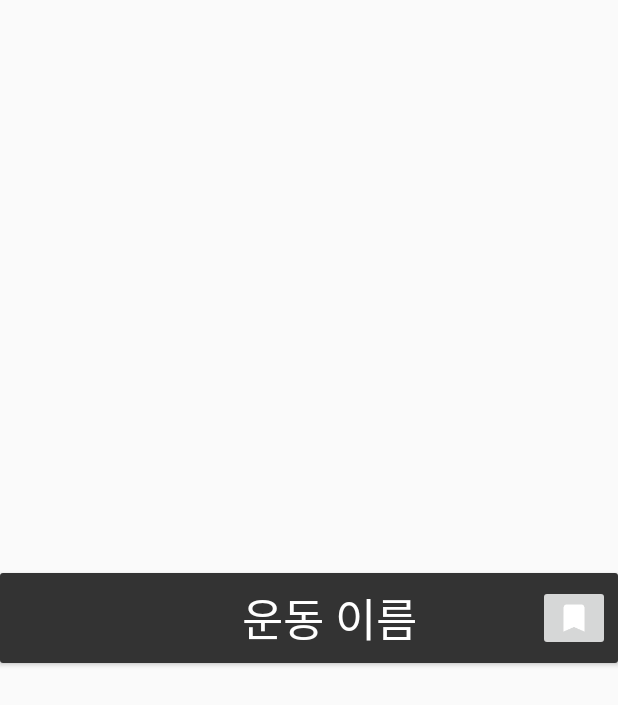
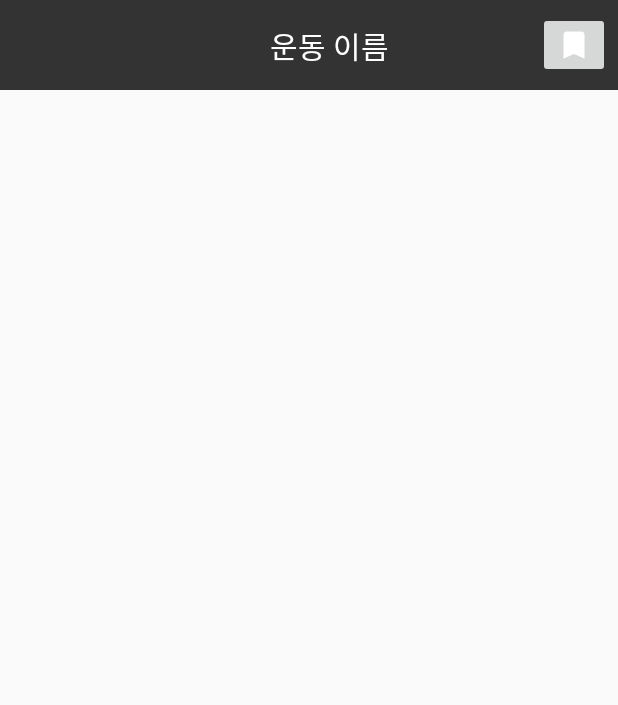
Before and after one commit to yunsuk990/FitPho, an Android app: the layout exlist_item.xml on its own in the app's theme, with its tools: preview values and no code run, on a phone screen of 412 x 824 dp. Shown: the top 705 px of the screen. Run offline under Robolectric (Android 15) with nearby library versions, the phone set to English and light mode, and no system bars.

Commit message:
Update exlist_item.xml

```diff
--- a/FitPho/app/src/main/res/layout/exlist_item.xml
+++ b/FitPho/app/src/main/res/layout/exlist_item.xml
@@ -1,31 +1,24 @@
 <?xml version="1.0" encoding="utf-8"?>
 <androidx.constraintlayout.widget.ConstraintLayout xmlns:android="http://schemas.android.com/apk/res/android"
     android:layout_width="match_parent"
-    android:layout_height="match_parent"
+    android:layout_height="wrap_content"
     xmlns:app="http://schemas.android.com/apk/res-auto">
 
-    <androidx.cardview.widget.CardView
-        android:id="@+id/cardView"
-        android:background="#333333"
-        android:layout_width="match_parent"
-        android:layout_height="wrap_content"
-        app:layout_constraintStart_toStartOf="parent"
-        app:layout_constraintEnd_toEndOf="parent"
-        app:layout_constraintTop_toTopOf="parent"
-        app:layout_constraintBottom_toBottomOf="parent">
     <androidx.constraintlayout.widget.ConstraintLayout
         android:layout_width="match_parent"
         android:layout_height="wrap_content"
-            android:background="#333333">
+        android:background="#333333"
+        app:layout_constraintEnd_toEndOf="parent"
+        app:layout_constraintStart_toStartOf="parent"
+        app:layout_constraintTop_toTopOf="parent">
 
         <ImageView
             android:id="@+id/imageView"
             android:layout_width="60dp"
             android:layout_height="60dp"
+            app:layout_constraintBottom_toBottomOf="parent"
             app:layout_constraintStart_toStartOf="parent"
-                app:layout_constraintTop_toTopOf="parent"
-                app:layout_constraintBottom_toBottomOf="parent"
-                />
+            app:layout_constraintTop_toTopOf="parent" />
 
         <TextView
             android:id="@+id/textView"
@@ -35,7 +28,7 @@
             android:fontFamily="@font/myungbold"
             android:text="운동 이름"
             android:textColor="@color/white"
-                android:textSize="30sp"
+            android:textSize="20sp"
             app:layout_constraintBottom_toBottomOf="parent"
             app:layout_constraintEnd_toStartOf="@+id/imageButton"
             app:layout_constraintStart_toEndOf="@+id/imageView"
@@ -45,12 +38,10 @@
             android:id="@+id/imageButton"
             android:layout_width="wrap_content"
             android:layout_height="wrap_content"
+            android:layout_marginRight="5dp"
             android:src="@drawable/bookmark_white"
-                android:layout_marginRight="5dp"
             app:layout_constraintBottom_toBottomOf="parent"
             app:layout_constraintEnd_toEndOf="parent"
             app:layout_constraintTop_toTopOf="parent" />
     </androidx.constraintlayout.widget.ConstraintLayout>
-
-    </androidx.cardview.widget.CardView>
 </androidx.constraintlayout.widget.ConstraintLayout>
```
Lines whose indentation alone changed are shown as unchanged.
